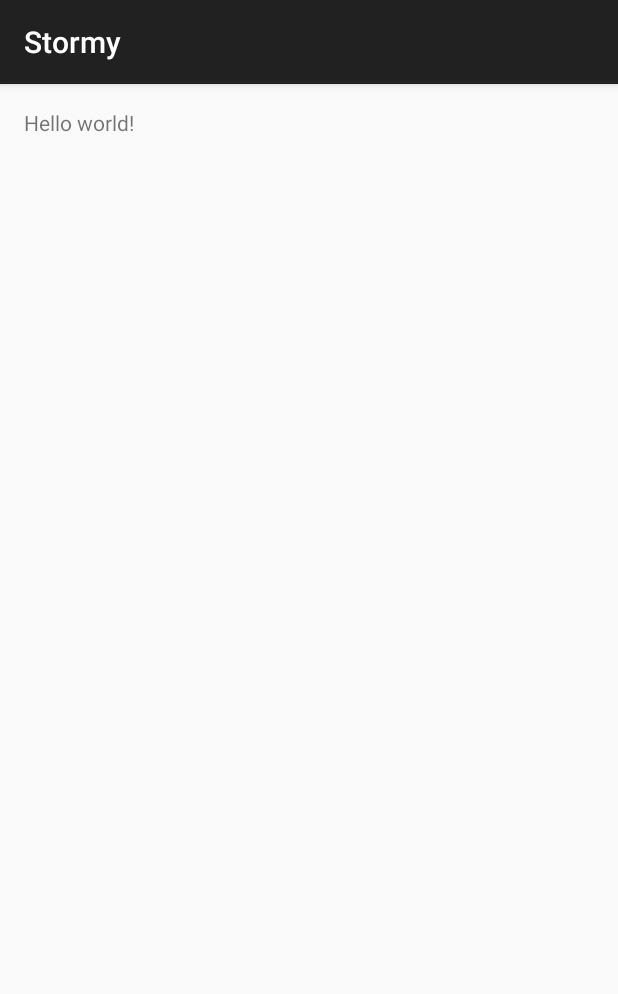
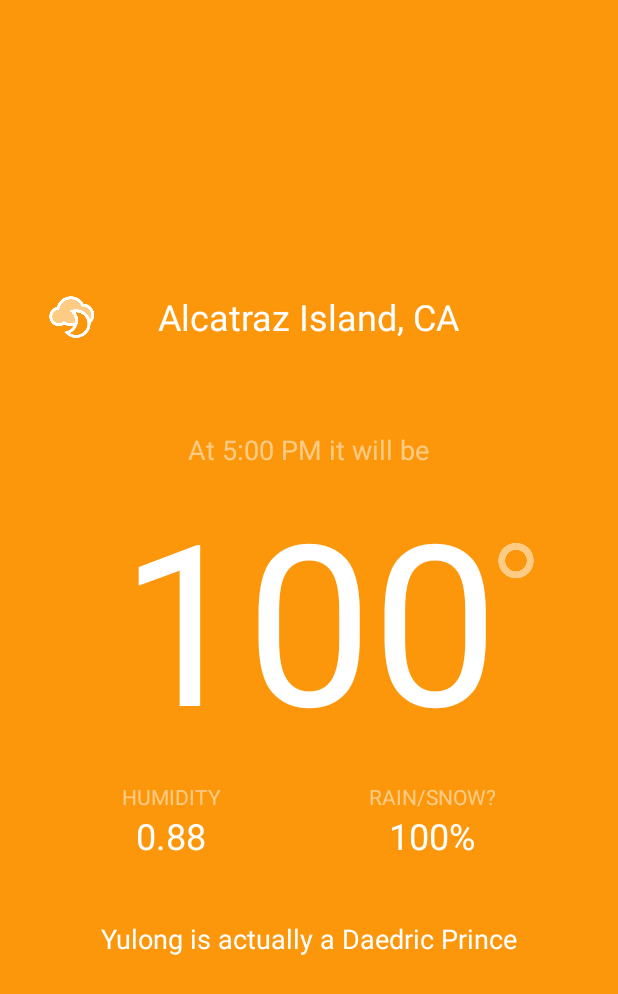
Before and after one commit to natetan/stormy, an Android app: the screen it shows after launch (MainActivity), on a phone screen of 412 x 824 dp. Shown: the top 994 px of the screen. Run offline under Robolectric (Android 15) with nearby library versions, the phone set to English and light mode, and no system bars; libraries missing offline, so code that uses them is left out: com.squareup.okhttp; 4 statements that could not run were skipped.

Commit message:
completed the UI for the app

```diff
--- a/app/build.gradle
+++ b/app/build.gradle
@@ -23,4 +23,5 @@ dependencies {
     compile fileTree(dir: 'libs', include: ['*.jar'])
     compile 'com.android.support:appcompat-v7:22.1.1'
     compile 'com.squareup.okhttp:okhttp:2.4.0'
+    compile 'com.jakewharton:butterknife:7.0.1'
 }
--- a/app/src/main/AndroidManifest.xml
+++ b/app/src/main/AndroidManifest.xml
@@ -12,7 +12,8 @@
         android:theme="@style/AppTheme" >
         <activity
             android:name=".MainActivity"
-            android:label="@string/app_name" >
+            android:label="@string/app_name"
+            android:screenOrientation="portrait" >
             <intent-filter>
                 <action android:name="android.intent.action.MAIN" />
 
--- a/app/src/main/java/yulongproductions/com/stormy/MainActivity.java
+++ b/app/src/main/java/yulongproductions/com/stormy/MainActivity.java
@@ -6,10 +6,7 @@ import android.net.NetworkInfo;
 import android.support.v7.app.ActionBarActivity;
 import android.os.Bundle;
 import android.util.Log;
-import android.view.Menu;
-import android.view.MenuItem;
 import android.widget.Toast;
-
 import com.squareup.okhttp.Call;
 import com.squareup.okhttp.Callback;
 import com.squareup.okhttp.OkHttpClient;
--- a/app/src/main/res/layout/activity_main.xml
+++ b/app/src/main/res/layout/activity_main.xml
@@ -6,11 +6,130 @@
                 android:paddingRight="@dimen/activity_horizontal_margin"
                 android:paddingTop="@dimen/activity_vertical_margin"
                 android:paddingBottom="@dimen/activity_vertical_margin"
-                tools:context=".MainActivity">
+                tools:context=".MainActivity"
+                android:background="#fffc970b">
 
     <TextView
-        android:text="@string/hello_world"
         android:layout_width="wrap_content"
-        android:layout_height="wrap_content"/>
+        android:layout_height="wrap_content"
+        android:text="100"
+        android:id="@+id/temperatureLabel"
+        android:layout_centerVertical="true"
+        android:layout_centerHorizontal="true"
+        android:textColor="@android:color/white"
+        android:textSize="150sp"/>
 
+    <ImageView
+        android:layout_width="wrap_content"
+        android:layout_height="wrap_content"
+        android:id="@+id/degreeImageView"
+        android:layout_alignTop="@+id/temperatureLabel"
+        android:layout_toRightOf="@+id/temperatureLabel"
+        android:layout_toEndOf="@+id/temperatureLabel"
+        android:src="@drawable/degree"
+        android:layout_marginTop="50dp"/>
+
+    <TextView
+        android:layout_width="wrap_content"
+        android:layout_height="wrap_content"
+        android:text="At 5:00 PM it will be"
+        android:id="@+id/timeLabel"
+        android:layout_above="@+id/degreeImageView"
+        android:layout_centerHorizontal="true"
+        android:textColor="#80ffffff"
+        android:textSize="18sp"/>
+
+    <TextView
+        android:layout_width="wrap_content"
+        android:layout_height="wrap_content"
+        android:text="Alcatraz Island, CA"
+        android:id="@+id/locationLabel"
+        android:layout_above="@+id/timeLabel"
+        android:layout_centerHorizontal="true"
+        android:layout_marginBottom="60dp"
+        android:textSize="24sp"
+        android:textColor="@android:color/white"/>
+
+    <ImageView
+        android:layout_width="wrap_content"
+        android:layout_height="wrap_content"
+        android:id="@+id/iconImageView"
+        android:layout_alignBottom="@+id/locationLabel"
+        android:layout_alignParentLeft="true"
+        android:layout_alignParentStart="true"
+        android:src="@drawable/cloudy_night"/>
+
+    <LinearLayout
+        android:orientation="horizontal"
+        android:layout_width="match_parent"
+        android:layout_height="wrap_content"
+        android:layout_below="@+id/temperatureLabel"
+        android:layout_centerHorizontal="true"
+        android:layout_marginTop="10dp"
+        android:weightSum="100"
+        android:id="@+id/linearLayout">
+
+        <LinearLayout
+            android:orientation="vertical"
+            android:layout_width="wrap_content"
+            android:layout_height="match_parent"
+            android:layout_weight="50"
+            android:id="@+id/humidityLayout">
+
+            <TextView
+                android:layout_width="match_parent"
+                android:layout_height="wrap_content"
+                android:text="HUMIDITY"
+                android:id="@+id/humidityLabel"
+                android:textColor="#80ffffff"
+                android:gravity="center_horizontal"/>
+
+            <TextView
+                android:layout_width="match_parent"
+                android:layout_height="wrap_content"
+                android:text="0.88"
+                android:id="@+id/humidityValue"
+                android:textColor="@android:color/white"
+                android:textSize="24sp"
+                android:gravity="center_horizontal"/>
+        </LinearLayout>
+
+        <LinearLayout
+            android:orientation="vertical"
+            android:layout_width="wrap_content"
+            android:layout_height="match_parent"
+            android:layout_weight="50"
+            android:focusableInTouchMode="false"
+            android:id="@+id/precipLayout">
+
+            <TextView
+                android:layout_width="match_parent"
+                android:layout_height="wrap_content"
+                android:text="RAIN/SNOW?"
+                android:id="@+id/precipLabel"
+                android:textColor="#80ffffff"
+                android:gravity="center_horizontal"/>
+
+            <TextView
+                android:layout_width="match_parent"
+                android:layout_height="wrap_content"
+                android:text="100%"
+                android:id="@+id/precipValue"
+                android:textColor="@android:color/white"
+                android:textSize="24sp"
+                android:gravity="center_horizontal"/>
+        </LinearLayout>
+    </LinearLayout>
+
+    <TextView
+        android:layout_width="match_parent"
+        android:layout_height="wrap_content"
+        android:text="Yulong is actually a Daedric Prince"
+        android:id="@+id/summaryLabel"
+        android:layout_below="@+id/linearLayout"
+        android:layout_centerHorizontal="true"
+        android:layout_marginTop="40dp"
+        android:textColor="@android:color/white"
+        android:textSize="18dp"
+        android:gravity="center_horizontal"/>
 </RelativeLayout>
--- a/app/src/main/res/values/dimens.xml
+++ b/app/src/main/res/values/dimens.xml
@@ -1,5 +1,5 @@
 <resources>
     <!-- Default screen margins, per the Android Design guidelines. -->
-    <dimen name="activity_horizontal_margin">16dp</dimen>
+    <dimen name="activity_horizontal_margin">32dp</dimen>
     <dimen name="activity_vertical_margin">16dp</dimen>
 </resources>
--- a/app/src/main/res/values/styles.xml
+++ b/app/src/main/res/values/styles.xml
@@ -1,7 +1,7 @@
 <resources>
 
     <!-- Base application theme. -->
-    <style name="AppTheme" parent="Theme.AppCompat.Light.DarkActionBar">
+    <style name="AppTheme" parent="Theme.AppCompat.Light.NoActionBar">
         <!-- Customize your theme here. -->
     </style>
 
```
Also changed, not shown: 1 other file.
